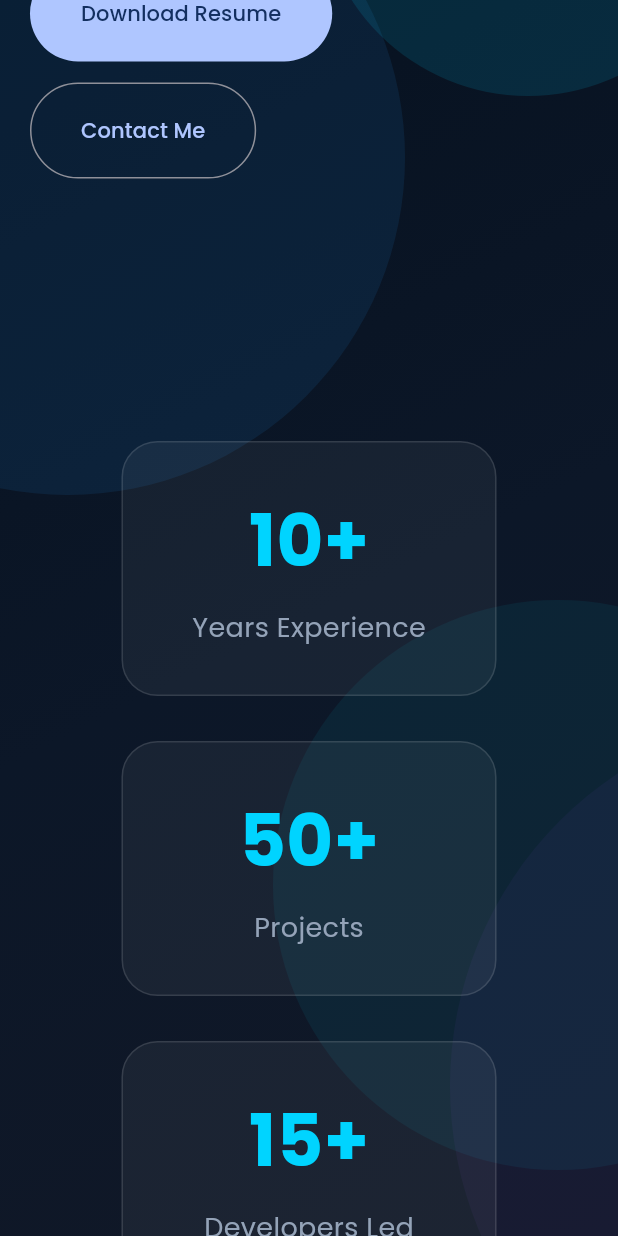
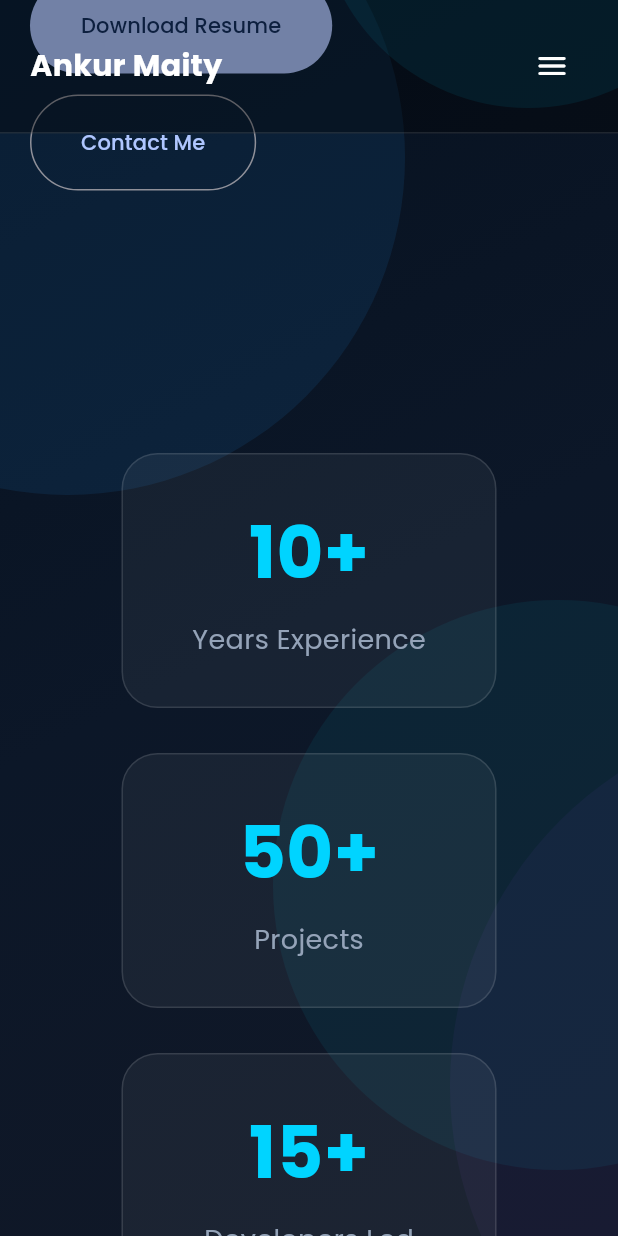
Before and after one commit to ankurmaity/AnkurPortfolio, a Flutter app: the screen it shows after launch, scrolled down 576 dp, after a tap on "Download Resume", on a phone screen of 412 x 824 dp. Run offline on Flutter 3.47's test engine with Material 3 defaults, Android fonts, the phone set to English and light mode, and no system bars; drawn by our look-alikes of flutter_animate; our stand-ins replace animated_text_kit, flutter_svg, get, google_fonts.

Commit message:
Resume download

```diff
--- a/lib/home/home_view.dart
+++ b/lib/home/home_view.dart
@@ -21,22 +21,30 @@ class HomeView extends GetView<HomeController> {
       body: Stack(
         children: [
           const _Background(),
-
           SingleChildScrollView(
             controller: controller.scrollController,
-            child: const Column(
+            child: Column(
               children: [
-                CustomAppBar(),
-                HeroSection(),
-                StatsSection(),
-                ServicesSection(),
+                const SizedBox(height: 78),
+                const HeroSection(),
+                const StatsSection(),
+                const ServicesSection(),
                 // AboutSection(),
-                ExperienceSection(),
-                ProjectsSection(),
-                TechnologySection(),
-                ContactSection(),
+                ExperienceSection(key: controller.experienceSectionKey),
+                ProjectsSection(key: controller.projectsSectionKey),
+                const TechnologySection(),
+                ContactSection(key: controller.contactSectionKey),
                 // FooterSection(),
               ],
+            ),
+          ),
+          const Positioned(
+            top: 0,
+            left: 0,
+            right: 0,
+            child: SafeArea(
+              bottom: false,
+              child: CustomAppBar(),
             ),
           ),
         ],
@@ -67,7 +75,6 @@ class _Background extends StatelessWidget {
             ),
           ),
         ),
-
         Positioned(
           left: -180,
           top: -120,
@@ -80,7 +87,6 @@ class _Background extends StatelessWidget {
             ),
           ),
         ),
-
         Positioned(
           right: -150,
           top: 400,
@@ -93,7 +99,6 @@ class _Background extends StatelessWidget {
             ),
           ),
         ),
-
         Positioned(
           left: 300,
           bottom: -150,
--- a/lib/home/widgets/custom_appbar.dart
+++ b/lib/home/widgets/custom_appbar.dart
@@ -9,7 +9,7 @@ class CustomAppBar extends GetView<HomeController> {
 
   @override
   Widget build(BuildContext context) {
-    final isMobile = MediaQuery.sizeOf(context).width < 700;
+    final isMobile = MediaQuery.sizeOf(context).width < 900;
 
     return Obx(
       () => AnimatedContainer(
@@ -42,31 +42,84 @@ class CustomAppBar extends GetView<HomeController> {
             ),
             const Spacer(),
             if (!isMobile) ...[
-              _menu("About"),
-              _menu("Experience"),
-              _menu("Projects"),
-              _menu("Contact"),
+              _menu("About", controller.scrollToTop),
+              _menu("Experience", controller.scrollToExperience),
+              _menu("Projects", controller.scrollToProjects),
+              _menu("Contact", controller.scrollToContact),
             ] else
-              const Icon(Icons.menu, color: Colors.white),
+              PopupMenuButton<VoidCallback>(
+                tooltip: 'Navigation menu',
+                icon: const Icon(Icons.menu_rounded, color: Colors.white),
+                color: const Color(0xff111827),
+                elevation: 12,
+                offset: const Offset(0, 48),
+                shape: RoundedRectangleBorder(
+                  borderRadius: BorderRadius.circular(16),
+                  side: const BorderSide(color: Colors.white12),
+                ),
+                onSelected: (action) => action(),
+                itemBuilder: (_) => [
+                  _mobileMenu(
+                    "About",
+                    Icons.person_outline,
+                    controller.scrollToTop,
+                  ),
+                  _mobileMenu(
+                    "Experience",
+                    Icons.work_outline,
+                    controller.scrollToExperience,
+                  ),
+                  _mobileMenu(
+                    "Projects",
+                    Icons.apps_outlined,
+                    controller.scrollToProjects,
+                  ),
+                  _mobileMenu(
+                    "Contact",
+                    Icons.mail_outline,
+                    controller.scrollToContact,
+                  ),
+                ],
+              ),
           ],
         ),
       ),
     );
   }
 
-  Widget _menu(String title) {
+  Widget _menu(String title, VoidCallback onTap) {
     return Padding(
       padding: const EdgeInsets.symmetric(horizontal: 18),
       child: MouseRegion(
         cursor: SystemMouseCursors.click,
-        child: Text(
-          title,
-          style: const TextStyle(
-            color: AppColors.subtitle,
-            fontWeight: FontWeight.w500,
+        child: GestureDetector(
+          onTap: onTap,
+          child: Text(
+            title,
+            style: const TextStyle(
+              color: AppColors.subtitle,
+              fontWeight: FontWeight.w500,
+            ),
           ),
         ),
       ),
     );
   }
+
+  PopupMenuItem<VoidCallback> _mobileMenu(
+    String title,
+    IconData icon,
+    VoidCallback onTap,
+  ) {
+    return PopupMenuItem(
+      value: onTap,
+      child: Row(
+        children: [
+          Icon(icon, size: 20, color: AppColors.cyan),
+          const SizedBox(width: 12),
+          Text(title),
+        ],
+      ),
+    );
+  }
 }
--- a/lib/home/widgets/hero_section.dart
+++ b/lib/home/widgets/hero_section.dart
@@ -1,14 +1,25 @@
 import 'package:animated_text_kit/animated_text_kit.dart';
 import 'package:flutter/material.dart';
+import 'package:get/get.dart';
+import 'package:url_launcher/url_launcher.dart';
 
 import '../../../../core/theme/app_colors.dart';
+import '../home_controller.dart';
 
-class HeroSection extends StatelessWidget {
+class HeroSection extends GetView<HomeController> {
   const HeroSection({super.key});
+
+  Future<void> _downloadResume() async {
+    await launchUrl(
+      Uri.parse('assets/assets/resume/Ankur_Maity_Resume.pdf'),
+      mode: LaunchMode.externalApplication,
+      webOnlyWindowName: '_blank',
+    );
+  }
 
   @override
   Widget build(BuildContext context) {
-    final isMobile = MediaQuery.sizeOf(context).width < 700;
+    final isMobile = MediaQuery.sizeOf(context).width < 900;
 
     return Container(
       height: isMobile ? 720 : 850,
@@ -120,7 +131,7 @@ class HeroSection extends StatelessWidget {
                             runSpacing: 14,
                             children: [
                               FilledButton(
-                                onPressed: () {},
+                                onPressed: _downloadResume,
                                 style: FilledButton.styleFrom(
                                   padding: const EdgeInsets.symmetric(
                                     horizontal: 34,
@@ -130,7 +141,7 @@ class HeroSection extends StatelessWidget {
                                 child: const Text("Download Resume"),
                               ),
                               OutlinedButton(
-                                onPressed: () {},
+                                onPressed: controller.scrollToContact,
                                 style: OutlinedButton.styleFrom(
                                   padding: const EdgeInsets.symmetric(
                                     horizontal: 34,
--- a/pubspec.yaml
+++ b/pubspec.yaml
@@ -1,5 +1,5 @@
-name: ankur_portfolio
-description: Ankur's Portfolio
+name: ankurmaity
+description: Portfolio of Ankur Maity, a Lead Mobile Architect building scalable Flutter, Android, IoT, POS, and enterprise applications.
 # The following line prevents the package from being accidentally published to
 # pub.dev using `flutter pub publish`. This is preferred for private packages.
 publish_to: 'none' # Remove this line if you wish to publish to pub.dev
@@ -81,6 +81,7 @@ flutter:
     - assets/icons/
     - assets/images/
     - assets/data/
+    - assets/resume/
 
   # An image asset can refer to one or more resolution-specific "variants", see
   # https://flutter.dev/assets-and-images/#resolution-aware
```
Also changed, not shown: lib/home/home_controller.dart (+29 -2 lines), 5 other files.
